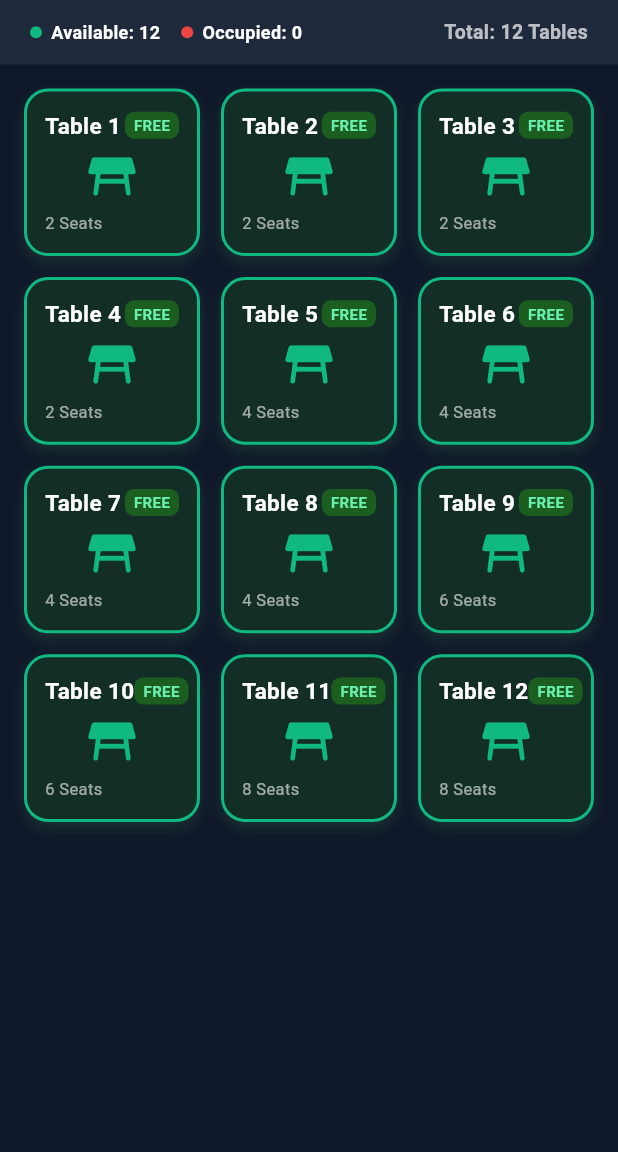
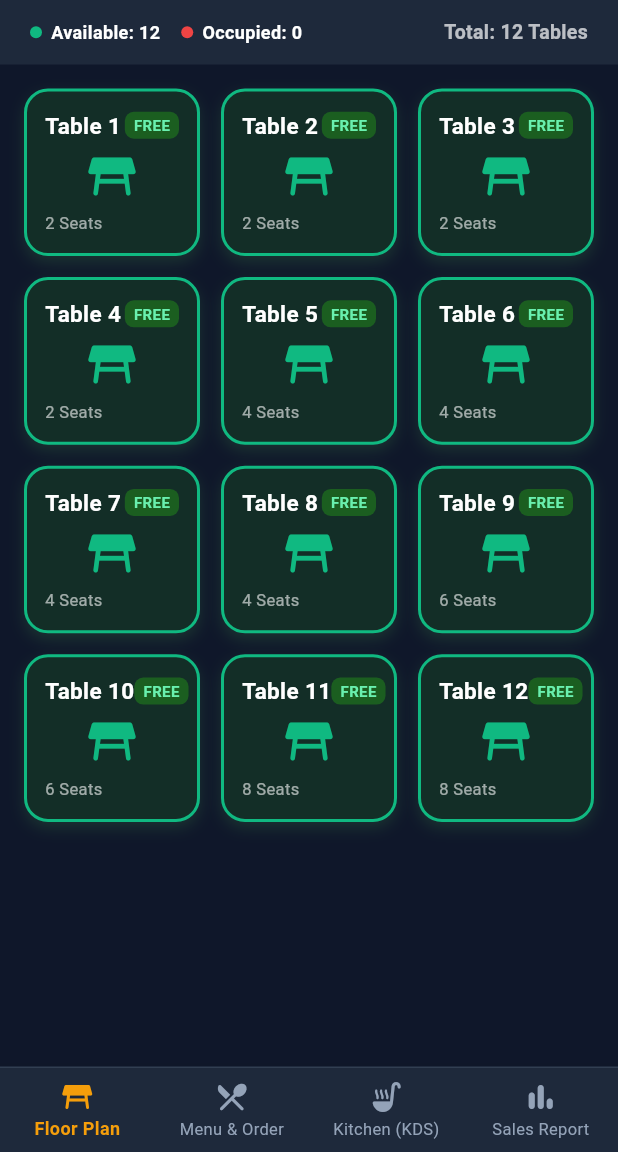
Before and after one commit to aliveforcause2/mitho-bite-pos, a Flutter app: the screen it shows after launch, on a phone screen of 412 x 824 dp, the part 84-1236 px from its top. Run offline on Flutter 3.47's test engine with Material 3 defaults, Android fonts, the phone set to English and light mode, and no system bars; our stand-ins replace cloud_firestore, firebase_core; accounts and stored records are empty.

Commit message:
Add MainNavigationScreen with Bottom Navigation Bar for Floor Plan, Menu, KDS and Sales

```diff
--- /dev/null
+++ b/lib/screens/main_navigation_screen.dart
@@ -0,0 +1,94 @@
+// lib/screens/main_navigation_screen.dart
+import 'package:flutter/material.dart';
+import 'package:provider/provider.dart';
+import '../providers/pos_provider.dart';
+import 'table_selection_screen.dart';
+import 'menu_ordering_screen.dart';
+import 'kitchen_display_screen.dart';
+import 'sales_report_screen.dart';
+
+class MainNavigationScreen extends StatefulWidget {
+  const MainNavigationScreen({super.key});
+
+  @override
+  State<MainNavigationScreen> createState() => _MainNavigationScreenState();
+}
+
+class _MainNavigationScreenState extends State<MainNavigationScreen> {
+  int _currentIndex = 0;
+
+  @override
+  Widget build(BuildContext context) {
+    final pos = context.watch<PosProvider>();
+    final activeOrdersCount = pos.activeOrders.length;
+    final defaultTable = pos.tables.isNotEmpty
+        ? pos.tables.first
+        : null;
+
+    final List<Widget> screens = [
+      const TableSelectionScreen(),
+      if (defaultTable != null)
+        MenuOrderingScreen(table: defaultTable)
+      else
+        const Center(
+          child: Text(
+            'No tables available',
+            style: TextStyle(color: Colors.white),
+          ),
+        ),
+      const KitchenDisplayScreen(),
+      const SalesReportScreen(),
+    ];
+
+    return Scaffold(
+      body: IndexedStack(
+        index: _currentIndex,
+        children: screens,
+      ),
+      bottomNavigationBar: Container(
+        decoration: const BoxDecoration(
+          color: Color(0xFF1E293B),
+          border: Border(
+            top: BorderSide(color: Color(0xFF334155), width: 1),
+          ),
+        ),
+        child: BottomNavigationBar(
+          currentIndex: _currentIndex,
+          onTap: (index) {
+            setState(() {
+              _currentIndex = index;
+            });
+          },
+          backgroundColor: const Color(0xFF1E293B),
+          selectedItemColor: const Color(0xFFF59E0B),
+          unselectedItemColor: const Color(0xFF94A3B8),
+          type: BottomNavigationBarType.fixed,
+          selectedLabelStyle: const TextStyle(fontWeight: FontWeight.bold, fontSize: 12),
+          unselectedLabelStyle: const TextStyle(fontSize: 11),
+          items: [
+            const BottomNavigationBarItem(
+              icon: Icon(Icons.table_restaurant_rounded),
+              label: 'Floor Plan',
+            ),
+            const BottomNavigationBarItem(
+              icon: Icon(Icons.restaurant_menu_rounded),
+              label: 'Menu & Order',
+            ),
+            BottomNavigationBarItem(
+              icon: Badge(
+                isLabelVisible: activeOrdersCount > 0,
+                label: Text('$activeOrdersCount'),
+                child: const Icon(Icons.soup_kitchen_rounded),
+              ),
+              label: 'Kitchen (KDS)',
+            ),
+            const BottomNavigationBarItem(
+              icon: Icon(Icons.bar_chart_rounded),
+              label: 'Sales Report',
+            ),
+          ],
+        ),
+      ),
+    );
+  }
+}
--- a/lib/screens/splash_screen.dart
+++ b/lib/screens/splash_screen.dart
@@ -1,6 +1,6 @@
 // lib/screens/splash_screen.dart
 import 'package:flutter/material.dart';
-import 'table_selection_screen.dart';
+import 'main_navigation_screen.dart';
 
 class SplashScreen extends StatefulWidget {
   const SplashScreen({super.key});
@@ -37,7 +37,7 @@ class _SplashScreenState extends State<SplashScreen> with SingleTickerProviderSt
       if (mounted) {
         Navigator.of(context).pushReplacement(
           PageRouteBuilder(
-            pageBuilder: (context, animation, secondaryAnimation) => const TableSelectionScreen(),
+            pageBuilder: (context, animation, secondaryAnimation) => const MainNavigationScreen(),
             transitionsBuilder: (context, animation, secondaryAnimation, child) {
               return FadeTransition(opacity: animation, child: child);
             },
```
